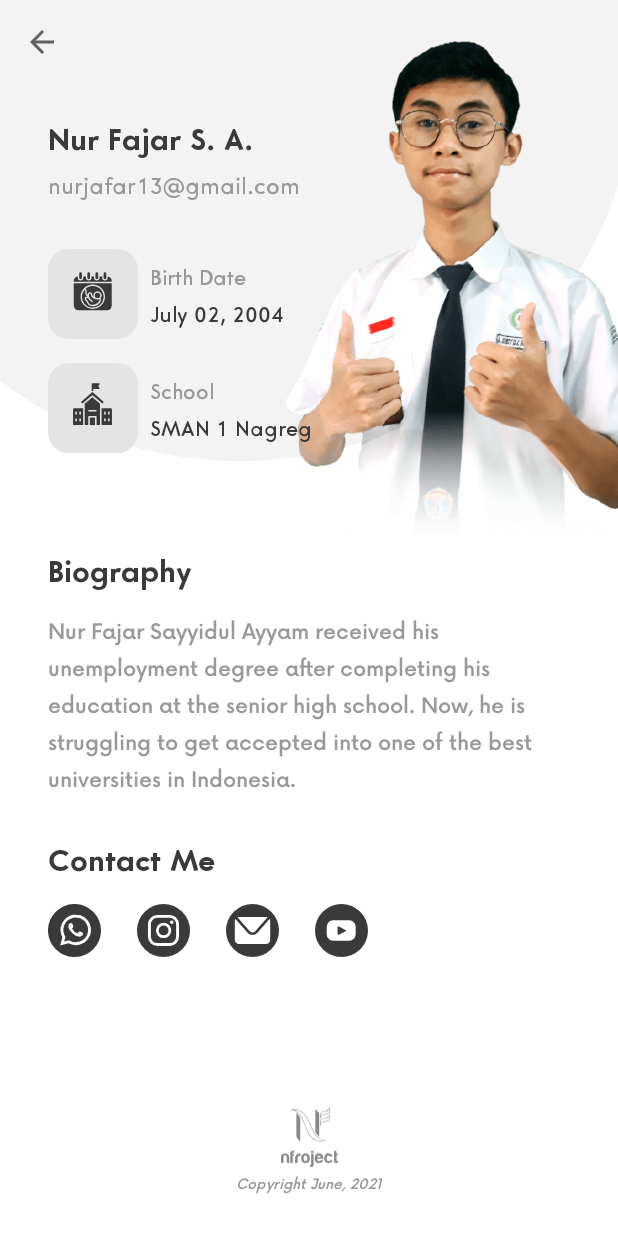
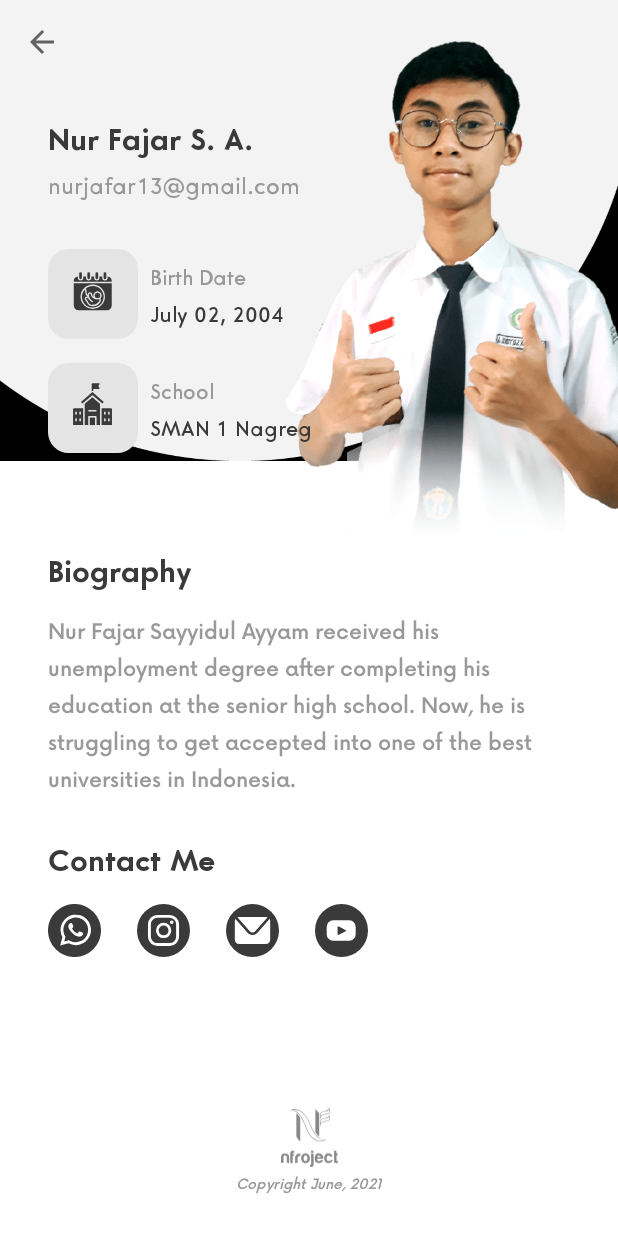
Before and after one commit to NurFajarSA/Animapp-AndroidApp, an Android app: the AboutActivity screen opened directly, with no data from a screen before it, on a phone screen of 412 x 824 dp. Shown: the top 1233 px of the screen. Run offline under Robolectric (Android 15) with nearby library versions, the phone set to English and light mode, and no system bars.

Commit message:
change color

```diff
--- a/app/src/main/res/layout/activity_about.xml
+++ b/app/src/main/res/layout/activity_about.xml
@@ -13,6 +13,7 @@
         tools:context=".AboutActivity">
 
         <ImageView
+            android:background="@color/black"
             android:id="@+id/imageView"
             android:adjustViewBounds="true"
             android:layout_width="0dp"
```
